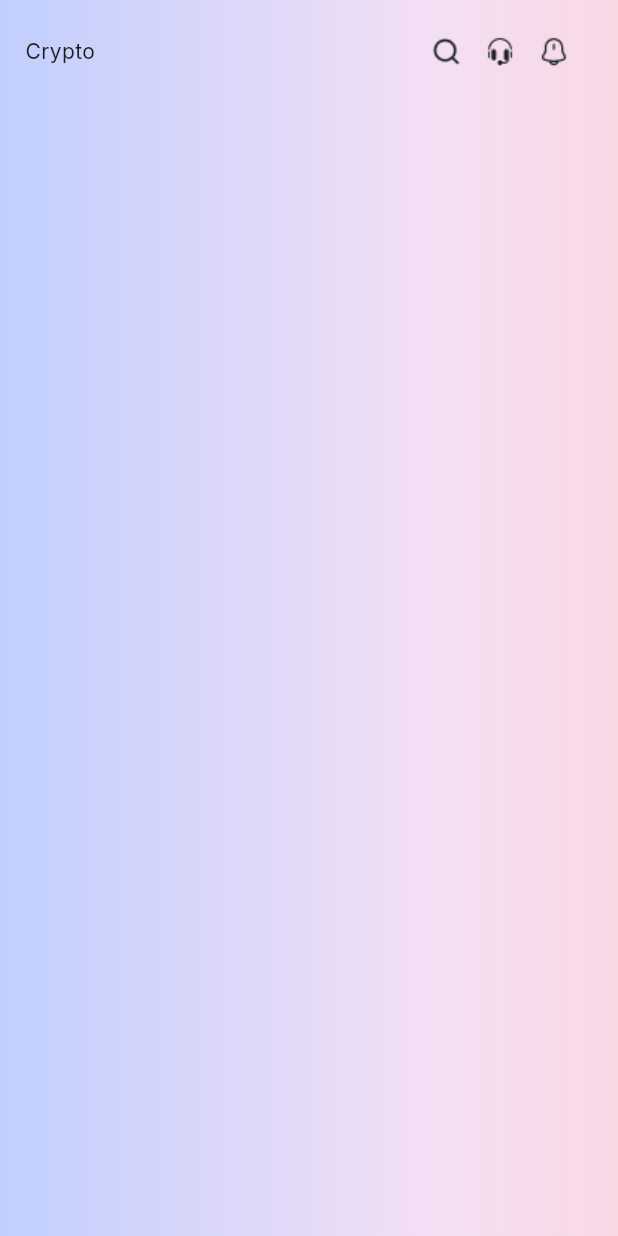
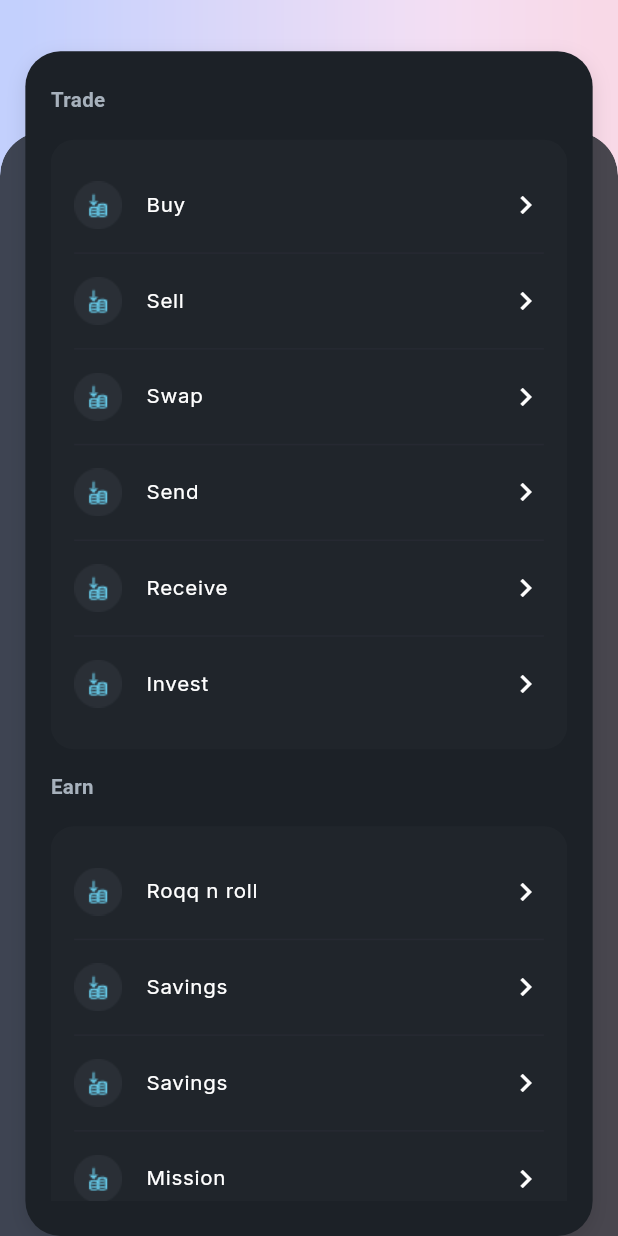
Before and after one commit to AyomideCharles/roqqu, a Flutter app: the Trade screen opened directly, on a phone screen of 412 x 824 dp. Run offline on Flutter 3.47's test engine with Material 3 defaults, Android fonts, the light colour scheme and no system bars; our stand-ins replace flutter_screenutil, get, google_fonts, iconsax_flutter.

Commit message:
refactor: trade page done and refactor

```diff
--- a/lib/views/homepage.dart
+++ b/lib/views/homepage.dart
@@ -103,10 +103,54 @@ class Homepage extends StatelessWidget {
                       const QuickActionCard(),
                       SizedBox(height: 25.h),
                       Container(
+                        width: double.infinity,
                         height: 112.h,
                         decoration: BoxDecoration(
-                          color: AppColors.bgColor,
-                          borderRadius: BorderRadius.circular(16.r),
+                            color: AppColors.bgColor,
+                            borderRadius: BorderRadius.circular(16.r),
+                            gradient: const LinearGradient(
+                              begin: Alignment.centerLeft,
+                              end: Alignment.centerRight,
+                              colors: [
+                                Color(0xFFABE2F3),
+                                Color(0xFFBDE4E5),
+                                Color(0xFFEBE9D0),
+                              ],
+                              stops: [0.0, 0.5, 1.0],
+                            )),
+                        child: Row(
+                          mainAxisAlignment: MainAxisAlignment.spaceBetween,
+                          children: [
+                            Padding(
+                              padding:
+                                  const EdgeInsets.only(left: 16.0, top: 16),
+                              child: Column(
+                                crossAxisAlignment: CrossAxisAlignment.start,
+                                children: [
+                                  Text(
+                                    'Copy Trading',
+                                    style: GoogleFonts.encodeSans(
+                                      color: AppColors.primaryColor,
+                                      fontSize: 16.sp,
+                                      fontWeight: FontWeight.w700,
+                                    ),
+                                  ),
+                                  SizedBox(
+                                    height: 4.h,
+                                  ),
+                                  Text(
+                                    'Discover our latest feature. Follow and watch\n the PRO traders closely and win like a PRO!\n We are rooting for you!',
+                                    style: TextStyle(
+                                      color: AppColors.primaryColor,
+                                      fontSize: 12.sp,
+                                      fontWeight: FontWeight.w400,
+                                    ),
+                                  )
+                                ],
+                              ),
+                            ),
+                            Image.asset('assets/images/crown.png')
+                          ],
                         ),
                       ),
                       SizedBox(height: 25.h),
--- a/lib/views/trade/trade.dart
+++ b/lib/views/trade/trade.dart
@@ -1,14 +1,41 @@
+import 'dart:math';
 import 'dart:ui';
+
 import 'package:flutter/material.dart';
 import 'package:flutter_screenutil/flutter_screenutil.dart';
+import 'package:roqqu_task/utils/app_colors.dart';
+import 'package:roqqu_task/utils/app_text_styles.dart';
 
-class Trade extends StatelessWidget {
+class Trade extends StatefulWidget {
   const Trade({super.key});
 
   @override
+  State<Trade> createState() => _TradeState();
+}
+
+class _TradeState extends State<Trade> {
+  final List<String> tradeOptions = [
+    'Buy',
+    'Sell',
+    'Swap',
+    'Send',
+    'Receive',
+    'Invest'
+  ];
+
+  final List<String> earnOptions = [
+    'Roqq n roll',
+    'Savings',
+    'Savings',
+    'Mission',
+    'Copy trading',
+  ];
+  @override
   Widget build(BuildContext context) {
     return Scaffold(
-        body: Container(
+      body: Stack(
+        children: [
+          Container(
             decoration: const BoxDecoration(
                 gradient: LinearGradient(
               begin: Alignment.centerLeft,
@@ -20,260 +47,189 @@ class Trade extends StatelessWidget {
               ],
               stops: [0.0, 0.7, 1.0],
             )),
-      child: SafeArea(
+            child: BackdropFilter(
+              filter: ImageFilter.blur(sigmaX: 20, sigmaY: 20),
+              child: Container(color: Colors.transparent),
+            ),
+          ),
+          SafeArea(
             child: Column(
               children: [
                 Padding(
-            padding: EdgeInsets.symmetric(horizontal: 16.w, vertical: 25.h),
-            child: Row(
-              mainAxisAlignment: MainAxisAlignment.spaceBetween,
+                  padding:
+                      EdgeInsets.symmetric(horizontal: 16.w, vertical: 45.h),
+                  // child: Row(
+                  //   mainAxisAlignment: MainAxisAlignment.spaceBetween,
+                  //   children: [
+                  //     const Text('Crypto'),
+                  //     Row(
+                  //       children: [
+                  //         Image.asset('assets/icons/search.png'),
+                  //         SizedBox(width: 15.w),
+                  //         Image.asset('assets/icons/headphones.png'),
+                  //         SizedBox(width: 15.w),
+                  //         Image.asset('assets/icons/notification.png'),
+                  //         SizedBox(width: 15.w),
+                  //       ],
+                  //     )
+                  //   ],
+                  // ),
+                ),
+                Expanded(
+                  child: Stack(
+                    clipBehavior: Clip.none,
                     children: [
-                const Text('Crypto'),
-                Row(
+                      ClipRRect(
+                        borderRadius: BorderRadius.only(
+                          topLeft: Radius.circular(30.r),
+                          topRight: Radius.circular(30.r),
+                        ),
+                        child: BackdropFilter(
+                          filter: ImageFilter.blur(sigmaX: 25, sigmaY: 25),
+                          child: Container(
+                            width: double.infinity,
+                            decoration: BoxDecoration(
+                              color: AppColors.primaryColor.withOpacity(0.8),
+                              borderRadius: BorderRadius.only(
+                                topLeft: Radius.circular(30.r),
+                                topRight: Radius.circular(30.r),
+                              ),
+                            ),
+                          ),
+                        ),
+                      ),
+                      Positioned(
+                        right: 16.w,
+                        left: 16.w,
+                        top: -55.h,
+                        bottom: 0,
+                        child: Container(
+                          padding: EdgeInsets.symmetric(
+                              horizontal: 16.w, vertical: 24.h),
+                          decoration: BoxDecoration(
+                            color: AppColors.primaryColor,
+                            borderRadius: BorderRadius.circular(24.r),
+                            boxShadow: [
+                              BoxShadow(
+                                color: Colors.black.withOpacity(0.1),
+                                blurRadius: 10,
+                                offset: const Offset(0, 4),
+                              ),
+                            ],
+                          ),
+                          child: SingleChildScrollView(
+                            physics: const BouncingScrollPhysics(),
+                            child: Column(
+                              crossAxisAlignment: CrossAxisAlignment.start,
                               children: [
-                    Image.asset('assets/icons/search.png'),
-                    SizedBox(width: 15.w),
-                    Image.asset('assets/icons/headphones.png'),
-                    SizedBox(width: 15.w),
-                    Image.asset('assets/icons/notification.png'),
-                    SizedBox(width: 15.w),
+                                Text(
+                                  'Trade',
+                                  style: AppTextStyles.heading,
+                                ),
+                                SizedBox(
+                                  height: 16.h,
+                                ),
+                                Container(
+                                  padding: EdgeInsets.all(16.r),
+                                  decoration: BoxDecoration(
+                                    color: AppColors.bgColor,
+                                    borderRadius: BorderRadius.circular(16.r),
+                                  ),
+                                  child: Column(
+                                    children: List.generate(tradeOptions.length,
+                                        (index) {
+                                      final option = tradeOptions[index];
+                                      return Column(
+                                        children: [
+                                          ListTile(
+                                            contentPadding: EdgeInsets.zero,
+                                            leading: Image.asset(
+                                                'assets/icons/trade.png'),
+                                            title: Text(
+                                              option,
+                                              style: TextStyle(
+                                                color: Colors.white,
+                                                fontWeight: FontWeight.w400,
+                                                fontSize: 14.sp,
+                                              ),
+                                            ),
+                                            trailing: const Icon(
+                                                Icons.navigate_next,
+                                                color: Colors.white),
+                                          ),
+                                          if (index != tradeOptions.length - 1)
+                                            Divider(
+                                              thickness: 1.h,
+                                              color: AppColors.borderColor,
+                                              height: 8.h,
+                                            ),
                                         ],
+                                      );
+                                    }),
+                                  ),
+                                ),
+                                SizedBox(
+                                  height: 16.h,
+                                ),
+                                Text(
+                                  'Earn',
+                                  style: AppTextStyles.heading,
+                                ),
+                                SizedBox(
+                                  height: 16.h,
+                                ),
+                                Container(
+                                  padding: EdgeInsets.all(16.r),
+                                  decoration: BoxDecoration(
+                                    color: AppColors.bgColor,
+                                    borderRadius: BorderRadius.circular(16.r),
+                                  ),
+                                  child: Column(
+                                    children: List.generate(earnOptions.length,
+                                        (index) {
+                                      final option = earnOptions[index];
+                                      return Column(
+                                        children: [
+                                          ListTile(
+                                            contentPadding: EdgeInsets.zero,
+                                            leading: Image.asset(
+                                                'assets/icons/trade.png'),
+                                            title: Text(
+                                              option,
+                                              style: TextStyle(
+                                                color: Colors.white,
+                                                fontWeight: FontWeight.w400,
+                                                fontSize: 14.sp,
+                                              ),
+                                            ),
+                                            trailing: const Icon(
+                                                Icons.navigate_next,
+                                                color: Colors.white),
+                                          ),
+                                          if (index != earnOptions.length - 1)
+                                            Divider(
+                                              thickness: 1.h,
+                                              color: AppColors.borderColor,
+                                              height: 8.h,
+                                            ),
+                                        ],
+                                      );
+                                    }),
+                                  ),
                                 )
                               ],
                             ),
                           ),
+                        ),
+                      )
                     ],
-      )),
-    ));
+                  ),
+                )
+              ],
+            ),
+          )
+        ],
+      ),
+    );
   }
 }
-
-
-
-
-
-// import 'dart:ui';
-// import 'package:flutter/material.dart';
-// import 'package:iconsax_flutter/iconsax_flutter.dart'; // optional
-
-// class Trade extends StatelessWidget {
-//   const Trade({super.key});
-
-//   @override
-//   Widget build(BuildContext context) {
-//     return Scaffold(
-//       extendBody: true, // allows content behind bottom nav
-//       backgroundColor: const Color(0xFF0E0E10),
-//       bottomNavigationBar: _buildBottomNav(),
-//       body: Stack(
-//         children: [
-//           // Gradient background
-//           Container(
-//             decoration: const BoxDecoration(
-//               gradient: LinearGradient(
-//                 begin: Alignment.topCenter,
-//                 end: Alignment.bottomCenter,
-//                 colors: [
-//                   Color(0xFFDCCBFF),
-//                   Color(0xFF121212),
-//                 ],
-//               ),
-//             ),
-//           ),
-
-//           // Main content scroll
-//           SingleChildScrollView(
-//             padding: const EdgeInsets.only(top: 80),
-//             child: Column(
-//               children: [
-//                 _buildTopSelector(),
-//                 const SizedBox(height: 20),
-//               ],
-//             ),
-//           ),
-
-//           // Blurry bottom sheet overlay
-//           Align(
-//             alignment: Alignment.bottomCenter,
-//             child: ClipRRect(
-//               borderRadius: const BorderRadius.only(
-//                 topLeft: Radius.circular(24),
-//                 topRight: Radius.circular(24),
-//               ),
-//               child: BackdropFilter(
-//                 filter: ImageFilter.blur(sigmaX: 25, sigmaY: 25),
-//                 child: Container(
-//                   width: double.infinity,
-//                   padding: const EdgeInsets.all(20),
-//                   decoration: BoxDecoration(
-//                     color: Colors.white.withOpacity(0.05),
-//                     border: Border.all(
-//                       color: Colors.white.withOpacity(0.1),
-//                     ),
-//                     borderRadius: const BorderRadius.only(
-//                       topLeft: Radius.circular(24),
-//                       topRight: Radius.circular(24),
-//                     ),
-//                   ),
-//                   child: Column(
-//                     crossAxisAlignment: CrossAxisAlignment.start,
-//                     mainAxisSize: MainAxisSize.min,
-//                     children: [
-//                       _buildSection("Trade", [
-//                         "Deposit",
-//                         "Buy",
-//                         "Withdraw",
-//                         "Sell",
-//                         "Swap",
-//                         "Send",
-//                         "Receive",
-//                         "Transfer",
-//                       ]),
-//                       const SizedBox(height: 20),
-//                       _buildSection("Earn", ["Airdrops", "Savings"]),
-//                       const SizedBox(height: 20),
-//                       const Text(
-//                         "Games",
-//                         style: TextStyle(
-//                           color: Colors.grey,
-//                           fontSize: 16,
-//                           fontWeight: FontWeight.bold,
-//                         ),
-//                       ),
-//                       const SizedBox(height: 20),
-//                     ],
-//                   ),
-//                 ),
-//               ),
-//             ),
-//           ),
-//         ],
-//       ),
-//     );
-//   }
-
-//   Widget _buildSection(String title, List<String> items) {
-//     return Column(
-//       crossAxisAlignment: CrossAxisAlignment.start,
-//       children: [
-//         Text(
-//           title,
-//           style: const TextStyle(
-//             color: Colors.grey,
-//             fontSize: 16,
-//             fontWeight: FontWeight.bold,
-//           ),
-//         ),
-//         const SizedBox(height: 12),
-//         Container(
-//           decoration: BoxDecoration(
-//             color: Colors.white.withOpacity(0.05),
-//             borderRadius: BorderRadius.circular(16),
-//             border: Border.all(color: Colors.white.withOpacity(0.1)),
-//           ),
-//           child: Column(
-//             children: items
-//                 .map(
-//                   (e) => ListTile(
-//                     dense: true,
-//                     leading: const Icon(Iconsax.arrow_circle_down,
-//                         color: Colors.blueAccent),
-//                     title: Text(
-//                       e,
-//                       style: const TextStyle(color: Colors.white, fontSize: 14),
-//                     ),
-//                     trailing:
-//                         const Icon(Icons.chevron_right, color: Colors.grey),
-//                   ),
-//                 )
-//                 .toList(),
-//           ),
-//         ),
-//       ],
-//     );
-//   }
-
-//   Widget _buildTopSelector() {
-//     return Padding(
-//       padding: const EdgeInsets.symmetric(horizontal: 16),
-//       child: Row(
-//         mainAxisAlignment: MainAxisAlignment.spaceBetween,
-//         children: [
-//           Container(
-//             padding: const EdgeInsets.symmetric(horizontal: 16, vertical: 8),
-//             decoration: BoxDecoration(
-//               color: Colors.white.withOpacity(0.15),
-//               borderRadius: BorderRadius.circular(30),
-//             ),
-//             child: const Row(
-//               children: [
-//                 Text(
-//                   "Crypto",
-//                   style: TextStyle(
-//                       color: Colors.white, fontWeight: FontWeight.w500),
-//                 ),
-//                 Icon(Icons.keyboard_arrow_down, color: Colors.white),
-//               ],
-//             ),
-//           ),
-//           const Row(
-//             children: [
-//               Icon(Icons.search, color: Colors.white),
-//               SizedBox(width: 16),
-//               Icon(Icons.headphones, color: Colors.white),
-//               SizedBox(width: 16),
-//               Icon(Icons.notifications_none, color: Colors.white),
-//             ],
-//           ),
-//         ],
-//       ),
-//     );
-//   }
-
-//   Widget _buildBottomNav() {
-//     return BottomAppBar(
-//       color: Colors.black.withOpacity(0.8),
-//       shape: const CircularNotchedRectangle(),
-//       notchMargin: 8,
-//       child: SizedBox(
-//         height: 70,
-//         child: Row(
-//           mainAxisAlignment: MainAxisAlignment.spaceAround,
-//           children: const [
-//             _NavItem(icon: Iconsax.home, label: "Home", active: true),
-//             _NavItem(icon: Iconsax.wallet_2, label: "Wallet"),
-//             SizedBox(width: 40),
-//             _NavItem(icon: Iconsax.clock, label: "History"),
-//             _NavItem(icon: Iconsax.user, label: "Profile"),
-//           ],
-//         ),
-//       ),
-//     );
-//   }
-// }
-
-// class _NavItem extends StatelessWidget {
-//   final IconData icon;
-//   final String label;
-//   final bool active;
-
-//   const _NavItem(
-//       {required this.icon, required this.label, this.active = false});
-
-//   @override
-//   Widget build(BuildContext context) {
-//     return Column(
-//       mainAxisSize: MainAxisSize.min,
-//       children: [
-//         Icon(icon, color: active ? Colors.white : Colors.grey),
-//         Text(
-//           label,
-//           style: TextStyle(
-//             color: active ? Colors.white : Colors.grey,
-//             fontSize: 12,
-//           ),
-//         ),
-//       ],
-//     );
-//   }
-// }
```
Also changed, not shown: assets/icons/trade.png (added), assets/images/crown.png (added). Lines whose indentation alone changed are shown as unchanged.
